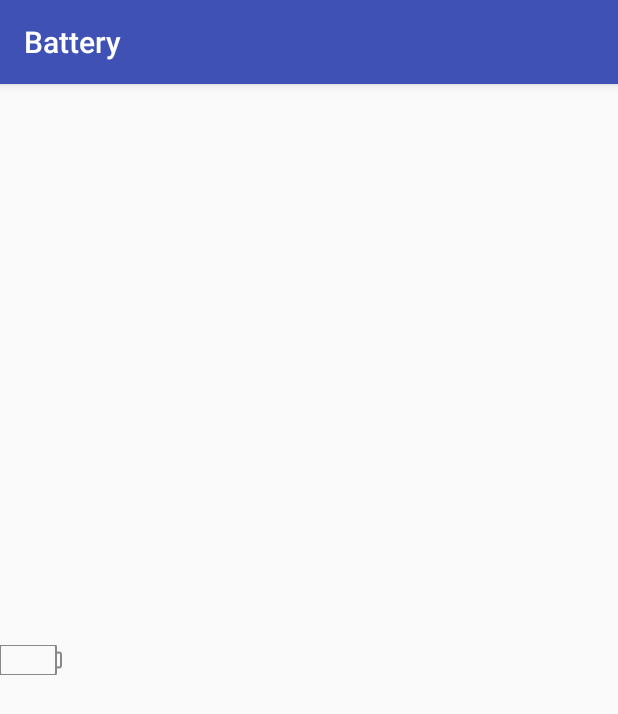
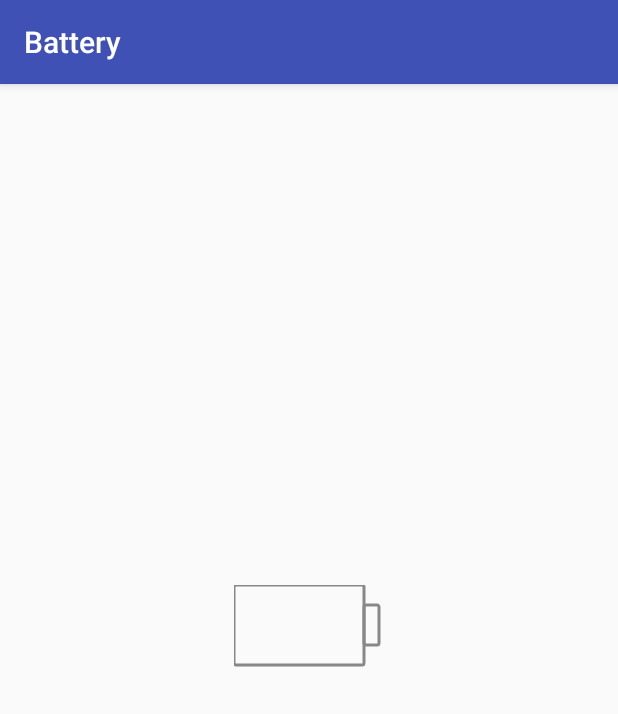
Before and after one commit to BlackYHawk/Battery, an Android app: the screen it shows after launch (MainActivity), on a phone screen of 412 x 824 dp. Shown: the top 714 px of the screen. Run offline under Robolectric (Android 15) with nearby library versions, the phone set to English and light mode, and no system bars.

Commit message:
电池UI

```diff
--- a/app/src/main/res/layout/activity_main.xml
+++ b/app/src/main/res/layout/activity_main.xml
@@ -8,8 +8,8 @@
 
     <com.hawk.battery.widget.BatteryView
         android:id="@+id/ivBattery"
-        android:layout_width="wrap_content"
-        android:layout_height="wrap_content"
+        android:layout_width="100dp"
+        android:layout_height="100dp"
         app:layout_constraintBottom_toBottomOf="parent"
         app:layout_constraintLeft_toLeftOf="parent"
         app:layout_constraintRight_toRightOf="parent"
--- a/library/src/main/java/com/hawk/battery/widget/BatteryView.java
+++ b/library/src/main/java/com/hawk/battery/widget/BatteryView.java
@@ -15,34 +15,40 @@ import android.view.View;
 
 public class BatteryView extends View {
     /**
+     * 默认参数
+     */
+    private static final float defaultRatio = 7f/13;                  // 电池默认高宽比例
+    private static final float defaultHightRatio = 2f;               // 电池与电池盖默认高比例
+    private static final float defaultWidthRatio = 9f;               // 电池与电池盖默认宽比例
+    private static final float defaultHeight = 35f;                  // 视图的默认高度
+    private static final float defaultWidth = 65f;                   // 视图的默认宽度
+    private static final float defaultStroke = 3f;                   // 画笔的默认厚度
+    /**
      * 画笔信息
      */
     private Paint mBatteryPaint;
     private Paint mPowerPaint;
-    private float mBatteryStroke = 2f;
     /**
-     * 屏幕高宽
+     * 视图高宽
      */
     private int measureWidth;
     private int measureHeigth;
     /**
-     *
      * 电池参数
      */
-    private float mBatteryHeight = 30f; // 电池的高度
-    private float mBatteryWidth = 60f; // 电池的宽度
-    private float mCapHeight = 15f;
-    private float mCapWidth = 5f;
+    private float mBatteryHeight = defaultHeight;                       // 电池的高度
+    private float mBatteryWidth = defaultWidth * defaultWidthRatio / (defaultWidthRatio + 1); // 电池的宽度
+    private float mCapHeight = defaultHeight / defaultHightRatio;    // 电池盖的高度
+    private float mCapWidth = defaultWidth / (defaultWidthRatio + 1);       // 电池盖的宽度
+    private float mBatteryStroke = defaultStroke;         // 画笔厚度
     /**
-     *
      * 电池电量
      */
     private float mPowerPadding = 1;
-    private float mPowerHeight = 0;             // 电池身体的高度
-    private float mPowerWidth = 0;              // 电池身体的总宽度
-    private float mPower = 80f;
+    private float mPowerHeight = 0;             // 电量的总高度
+    private float mPowerWidth = 0;              // 电量的总宽度
+    private float mPower = 80f;                  //当前电量
     /**
-     *
      * 矩形
      */
     private RectF mBatteryRect = new RectF(0, 0, 0, 0);
@@ -65,11 +71,6 @@ public class BatteryView extends View {
     }
 
     private void initView() {
-       initPaint();
-       intDrawRectF();
-    }
-
-    private void initPaint() {
         /**
          * 设置电池画笔
          */
@@ -89,6 +90,11 @@ public class BatteryView extends View {
     }
 
     private void intDrawRectF() {
+        mBatteryHeight = measureHeigth;                       // 电池的高度
+        mBatteryWidth = measureWidth * defaultWidthRatio / (defaultWidthRatio + 1); // 电池的宽度
+        mCapHeight = measureHeigth / defaultHightRatio;    // 电池盖的高度
+        mCapWidth = measureWidth / (defaultWidthRatio + 1);       // 电池盖的宽度
+
         mPowerHeight = mBatteryHeight - mBatteryStroke - mPowerPadding * 2; // 电池身体的高度
         mPowerWidth = mBatteryWidth - mBatteryStroke - mPowerPadding * 2;// 电池身体的总宽度
         /**
@@ -140,6 +146,18 @@ public class BatteryView extends View {
     @Override
     protected void onMeasure(int widthMeasureSpec, int heightMeasureSpec) {
         setMeasuredDimension(measure(widthMeasureSpec, true), measure(heightMeasureSpec, false));
+        int width = getMeasuredWidth();
+        int height = getMeasuredHeight();
+
+        if (width * defaultRatio > height) {
+            measureWidth = (int) (height / defaultRatio);
+            measureHeigth = height;
+        }
+        else {
+            measureWidth = width;
+            measureHeigth = (int) (width * defaultRatio);
+        }
+        intDrawRectF();
     }
 
     private int measure(int measureSpec, boolean isWidth) {
@@ -154,7 +172,7 @@ public class BatteryView extends View {
             result += padding;
             if (mode == MeasureSpec.AT_MOST) {
                 if (isWidth) {
-                    result = Math.max(result, size);
+                    result = Math.min(result, size);
                 } else {
                     result = Math.min(result, size);
                 }
```
